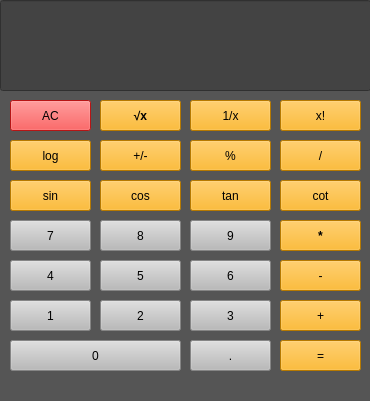
The window that cal.ui (matinSMV/assignment16) describes before a commit, drawn with Qt 5.
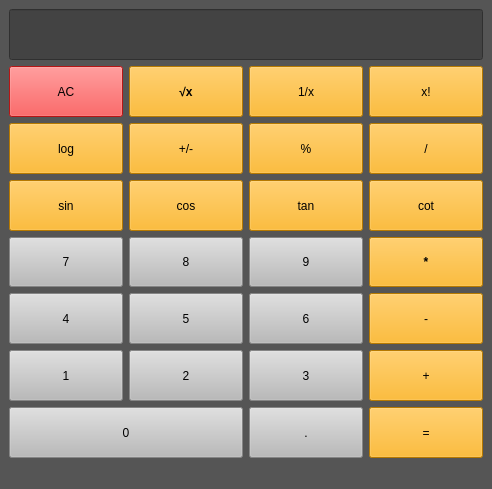
The same window after the commit. Icons and pictures are not drawn.

Patch:
```diff
--- a/cal.ui
+++ b/cal.ui
@@ -6,8 +6,8 @@
    <rect>
     <x>0</x>
     <y>0</y>
-    <width>370</width>
-    <height>401</height>
+    <width>492</width>
+    <height>489</height>
    </rect>
   </property>
   <property name="windowTitle">
@@ -18,14 +18,14 @@
 font: 700 9pt &quot;Segoe UI&quot;;</string>
   </property>
   <widget class="QWidget" name="centralwidget">
+   <layout class="QGridLayout" name="gridLayout">
+    <item row="0" column="0" colspan="4">
    <widget class="QLineEdit" name="textbox">
-    <property name="geometry">
-     <rect>
-      <x>0</x>
-      <y>0</y>
-      <width>371</width>
-      <height>91</height>
-     </rect>
+      <property name="sizePolicy">
+       <sizepolicy hsizetype="Preferred" vsizetype="Preferred">
+        <horstretch>0</horstretch>
+        <verstretch>0</verstretch>
+       </sizepolicy>
     </property>
     <property name="minimumSize">
      <size>
@@ -37,14 +37,14 @@
      <string notr="true">background-color: rgb(67, 67, 67);</string>
     </property>
    </widget>
+    </item>
+    <item row="1" column="0">
    <widget class="QPushButton" name="clr_btn">
-    <property name="geometry">
-     <rect>
-      <x>10</x>
-      <y>100</y>
-      <width>81</width>
-      <height>31</height>
-     </rect>
+      <property name="sizePolicy">
+       <sizepolicy hsizetype="Preferred" vsizetype="Preferred">
+        <horstretch>0</horstretch>
+        <verstretch>0</verstretch>
+       </sizepolicy>
     </property>
     <property name="styleSheet">
      <string notr="true">background-color: rgb(255, 30, 30);</string>
@@ -59,14 +59,14 @@
      </size>
     </property>
    </widget>
+    </item>
+    <item row="1" column="1">
    <widget class="QPushButton" name="sqrt_btn">
-    <property name="geometry">
-     <rect>
-      <x>100</x>
-      <y>100</y>
-      <width>81</width>
-      <height>31</height>
-     </rect>
+      <property name="sizePolicy">
+       <sizepolicy hsizetype="Preferred" vsizetype="Preferred">
+        <horstretch>0</horstretch>
+        <verstretch>0</verstretch>
+       </sizepolicy>
     </property>
     <property name="baseSize">
      <size>
@@ -186,14 +186,14 @@
      </size>
     </property>
    </widget>
+    </item>
+    <item row="1" column="2">
    <widget class="QPushButton" name="onex_btn">
-    <property name="geometry">
-     <rect>
-      <x>190</x>
-      <y>100</y>
-      <width>81</width>
-      <height>31</height>
-     </rect>
+      <property name="sizePolicy">
+       <sizepolicy hsizetype="Preferred" vsizetype="Preferred">
+        <horstretch>0</horstretch>
+        <verstretch>0</verstretch>
+       </sizepolicy>
     </property>
     <property name="styleSheet">
      <string notr="true">background-color: rgb(255, 170, 0);</string>
@@ -208,14 +208,14 @@
      </size>
     </property>
    </widget>
+    </item>
+    <item row="1" column="3">
    <widget class="QPushButton" name="fa_btn">
-    <property name="geometry">
-     <rect>
-      <x>280</x>
-      <y>100</y>
-      <width>81</width>
-      <height>31</height>
-     </rect>
+      <property name="sizePolicy">
+       <sizepolicy hsizetype="Preferred" vsizetype="Preferred">
+        <horstretch>0</horstretch>
+        <verstretch>0</verstretch>
+       </sizepolicy>
     </property>
     <property name="styleSheet">
      <string notr="true">
@@ -231,14 +231,14 @@
      </size>
     </property>
    </widget>
+    </item>
+    <item row="2" column="0">
    <widget class="QPushButton" name="log_btn">
-    <property name="geometry">
-     <rect>
-      <x>10</x>
-      <y>140</y>
-      <width>81</width>
-      <height>31</height>
-     </rect>
+      <property name="sizePolicy">
+       <sizepolicy hsizetype="Preferred" vsizetype="Preferred">
+        <horstretch>0</horstretch>
+        <verstretch>0</verstretch>
+       </sizepolicy>
     </property>
     <property name="styleSheet">
      <string notr="true">background-color: rgb(255, 170, 0);</string>
@@ -253,14 +253,14 @@
      </size>
     </property>
    </widget>
+    </item>
+    <item row="2" column="1">
    <widget class="QPushButton" name="pm_btn">
-    <property name="geometry">
-     <rect>
-      <x>100</x>
-      <y>140</y>
-      <width>81</width>
-      <height>31</height>
-     </rect>
+      <property name="sizePolicy">
+       <sizepolicy hsizetype="Preferred" vsizetype="Preferred">
+        <horstretch>0</horstretch>
+        <verstretch>0</verstretch>
+       </sizepolicy>
     </property>
     <property name="styleSheet">
      <string notr="true">background-color: rgb(255, 170, 0);</string>
@@ -275,14 +275,14 @@
      </size>
     </property>
    </widget>
+    </item>
+    <item row="2" column="2">
    <widget class="QPushButton" name="prcnt_btn">
-    <property name="geometry">
-     <rect>
-      <x>190</x>
-      <y>140</y>
-      <width>81</width>
-      <height>31</height>
-     </rect>
+      <property name="sizePolicy">
+       <sizepolicy hsizetype="Preferred" vsizetype="Preferred">
+        <horstretch>0</horstretch>
+        <verstretch>0</verstretch>
+       </sizepolicy>
     </property>
     <property name="styleSheet">
      <string notr="true">background-color: rgb(255, 170, 0);</string>
@@ -297,14 +297,14 @@
      </size>
     </property>
    </widget>
+    </item>
+    <item row="2" column="3">
    <widget class="QPushButton" name="div_btn">
-    <property name="geometry">
-     <rect>
-      <x>280</x>
-      <y>140</y>
-      <width>81</width>
-      <height>31</height>
-     </rect>
+      <property name="sizePolicy">
+       <sizepolicy hsizetype="Preferred" vsizetype="Preferred">
+        <horstretch>0</horstretch>
+        <verstretch>0</verstretch>
+       </sizepolicy>
     </property>
     <property name="styleSheet">
      <string notr="true">background-color: rgb(255, 170, 0);</string>
@@ -319,14 +319,14 @@
      </size>
     </property>
    </widget>
+    </item>
+    <item row="3" column="0">
    <widget class="QPushButton" name="sin_btn">
-    <property name="geometry">
-     <rect>
-      <x>10</x>
-      <y>180</y>
-      <width>81</width>
-      <height>31</height>
-     </rect>
+      <property name="sizePolicy">
+       <sizepolicy hsizetype="Preferred" vsizetype="Preferred">
+        <horstretch>0</horstretch>
+        <verstretch>0</verstretch>
+       </sizepolicy>
     </property>
     <property name="styleSheet">
      <string notr="true">background-color: rgb(255, 170, 0);</string>
@@ -341,14 +341,14 @@
      </size>
     </property>
    </widget>
+    </item>
+    <item row="3" column="1">
    <widget class="QPushButton" name="cos_btn">
-    <property name="geometry">
-     <rect>
-      <x>100</x>
-      <y>180</y>
-      <width>81</width>
-      <height>31</height>
-     </rect>
+      <property name="sizePolicy">
+       <sizepolicy hsizetype="Preferred" vsizetype="Preferred">
+        <horstretch>0</horstretch>
+        <verstretch>0</verstretch>
+       </sizepolicy>
     </property>
     <property name="styleSheet">
      <string notr="true">background-color: rgb(255, 170, 0);</string>
@@ -363,14 +363,14 @@
      </size>
     </property>
    </widget>
+    </item>
+    <item row="3" column="2">
    <widget class="QPushButton" name="tan_btn">
-    <property name="geometry">
-     <rect>
-      <x>190</x>
-      <y>180</y>
-      <width>81</width>
-      <height>31</height>
-     </rect>
+      <property name="sizePolicy">
+       <sizepolicy hsizetype="Preferred" vsizetype="Preferred">
+        <horstretch>0</horstretch>
+        <verstretch>0</verstretch>
+       </sizepolicy>
     </property>
     <property name="styleSheet">
      <string notr="true">background-color: rgb(255, 170, 0);</string>
@@ -385,14 +385,14 @@
      </size>
     </property>
    </widget>
+    </item>
+    <item row="3" column="3">
    <widget class="QPushButton" name="cot_btn">
-    <property name="geometry">
-     <rect>
-      <x>280</x>
-      <y>180</y>
-      <width>81</width>
-      <height>31</height>
-     </rect>
+      <property name="sizePolicy">
+       <sizepolicy hsizetype="Preferred" vsizetype="Preferred">
+        <horstretch>0</horstretch>
+        <verstretch>0</verstretch>
+       </sizepolicy>
     </property>
     <property name="styleSheet">
      <string notr="true">background-color: rgb(255, 170, 0);</string>
@@ -407,14 +407,62 @@
      </size>
     </property>
    </widget>
+    </item>
+    <item row="4" column="0">
+     <widget class="QPushButton" name="btn_7">
+      <property name="sizePolicy">
+       <sizepolicy hsizetype="Preferred" vsizetype="Preferred">
+        <horstretch>0</horstretch>
+        <verstretch>0</verstretch>
+       </sizepolicy>
+      </property>
+      <property name="styleSheet">
+       <string notr="true">background-color: rgb(186, 186, 186);</string>
+      </property>
+      <property name="text">
+       <string>7</string>
+      </property>
+     </widget>
+    </item>
+    <item row="4" column="1">
+     <widget class="QPushButton" name="btn_8">
+      <property name="sizePolicy">
+       <sizepolicy hsizetype="Preferred" vsizetype="Preferred">
+        <horstretch>0</horstretch>
+        <verstretch>0</verstretch>
+       </sizepolicy>
+      </property>
+      <property name="styleSheet">
+       <string notr="true">background-color: rgb(186, 186, 186);</string>
+      </property>
+      <property name="text">
+       <string>8</string>
+      </property>
+     </widget>
+    </item>
+    <item row="4" column="2">
+     <widget class="QPushButton" name="btn_9">
+      <property name="sizePolicy">
+       <sizepolicy hsizetype="Preferred" vsizetype="Preferred">
+        <horstretch>0</horstretch>
+        <verstretch>0</verstretch>
+       </sizepolicy>
+      </property>
+      <property name="styleSheet">
+       <string notr="true">background-color: rgb(186, 186, 186);</string>
+      </property>
+      <property name="text">
+       <string>9</string>
+      </property>
+     </widget>
+    </item>
+    <item row="4" column="3">
    <widget class="QPushButton" name="mul_btn">
-    <property name="geometry">
-     <rect>
-      <x>280</x>
-      <y>220</y>
-      <width>81</width>
-      <height>31</height>
-     </rect>
+      <property name="sizePolicy">
+       <sizepolicy hsizetype="Preferred" vsizetype="Preferred">
+        <horstretch>0</horstretch>
+        <verstretch>0</verstretch>
+       </sizepolicy>
     </property>
     <property name="font">
      <font>
@@ -440,14 +488,62 @@
      </size>
     </property>
    </widget>
+    </item>
+    <item row="5" column="0">
+     <widget class="QPushButton" name="btn_4">
+      <property name="sizePolicy">
+       <sizepolicy hsizetype="Preferred" vsizetype="Preferred">
+        <horstretch>0</horstretch>
+        <verstretch>0</verstretch>
+       </sizepolicy>
+      </property>
+      <property name="styleSheet">
+       <string notr="true">background-color: rgb(186, 186, 186);</string>
+      </property>
+      <property name="text">
+       <string>4</string>
+      </property>
+     </widget>
+    </item>
+    <item row="5" column="1">
+     <widget class="QPushButton" name="btn_5">
+      <property name="sizePolicy">
+       <sizepolicy hsizetype="Preferred" vsizetype="Preferred">
+        <horstretch>0</horstretch>
+        <verstretch>0</verstretch>
+       </sizepolicy>
+      </property>
+      <property name="styleSheet">
+       <string notr="true">background-color: rgb(186, 186, 186);</string>
+      </property>
+      <property name="text">
+       <string>5</string>
+      </property>
+     </widget>
+    </item>
+    <item row="5" column="2">
+     <widget class="QPushButton" name="btn_6">
+      <property name="sizePolicy">
+       <sizepolicy hsizetype="Preferred" vsizetype="Preferred">
+        <horstretch>0</horstretch>
+        <verstretch>0</verstretch>
+       </sizepolicy>
+      </property>
+      <property name="styleSheet">
+       <string notr="true">background-color: rgb(186, 186, 186);</string>
+      </property>
+      <property name="text">
+       <string>6</string>
+      </property>
+     </widget>
+    </item>
+    <item row="5" column="3">
    <widget class="QPushButton" name="min_btn">
-    <property name="geometry">
-     <rect>
-      <x>280</x>
-      <y>260</y>
-      <width>81</width>
-      <height>31</height>
-     </rect>
+      <property name="sizePolicy">
+       <sizepolicy hsizetype="Preferred" vsizetype="Preferred">
+        <horstretch>0</horstretch>
+        <verstretch>0</verstretch>
+       </sizepolicy>
     </property>
     <property name="styleSheet">
      <string notr="true">background-color: rgb(255, 170, 0);</string>
@@ -462,61 +558,11 @@
      </size>
     </property>
    </widget>
-   <widget class="QPushButton" name="plus_btn">
-    <property name="geometry">
-     <rect>
-      <x>280</x>
-      <y>300</y>
-      <width>81</width>
-      <height>31</height>
-     </rect>
-    </property>
-    <property name="styleSheet">
-     <string notr="true">background-color: rgb(255, 170, 0);</string>
-    </property>
-    <property name="text">
-     <string>+</string>
-    </property>
-    <property name="iconSize">
-     <size>
-      <width>36</width>
-      <height>36</height>
-     </size>
-    </property>
-   </widget>
-   <widget class="QPushButton" name="eq_btn">
-    <property name="geometry">
-     <rect>
-      <x>280</x>
-      <y>340</y>
-      <width>81</width>
-      <height>31</height>
-     </rect>
-    </property>
-    <property name="styleSheet">
-     <string notr="true">background-color: rgb(255, 170, 0);</string>
-    </property>
-    <property name="text">
-     <string>=</string>
-    </property>
-    <property name="iconSize">
-     <size>
-      <width>36</width>
-      <height>36</height>
-     </size>
-    </property>
-   </widget>
+    </item>
+    <item row="6" column="0">
    <widget class="QPushButton" name="btn_1">
-    <property name="geometry">
-     <rect>
-      <x>10</x>
-      <y>300</y>
-      <width>81</width>
-      <height>31</height>
-     </rect>
-    </property>
     <property name="sizePolicy">
-     <sizepolicy hsizetype="Minimum" vsizetype="Fixed">
+       <sizepolicy hsizetype="Preferred" vsizetype="Preferred">
       <horstretch>0</horstretch>
       <verstretch>0</verstretch>
      </sizepolicy>
@@ -528,17 +574,11 @@
      <string>1</string>
     </property>
    </widget>
+    </item>
+    <item row="6" column="1">
    <widget class="QPushButton" name="btn_2">
-    <property name="geometry">
-     <rect>
-      <x>100</x>
-      <y>300</y>
-      <width>81</width>
-      <height>31</height>
-     </rect>
-    </property>
     <property name="sizePolicy">
-     <sizepolicy hsizetype="Minimum" vsizetype="Fixed">
+       <sizepolicy hsizetype="Preferred" vsizetype="Preferred">
       <horstretch>0</horstretch>
       <verstretch>0</verstretch>
      </sizepolicy>
@@ -550,17 +590,11 @@
      <string>2</string>
     </property>
    </widget>
+    </item>
+    <item row="6" column="2">
    <widget class="QPushButton" name="btn_3">
-    <property name="geometry">
-     <rect>
-      <x>190</x>
-      <y>300</y>
-      <width>81</width>
-      <height>31</height>
-     </rect>
-    </property>
     <property name="sizePolicy">
-     <sizepolicy hsizetype="Minimum" vsizetype="Fixed">
+       <sizepolicy hsizetype="Preferred" vsizetype="Preferred">
       <horstretch>0</horstretch>
       <verstretch>0</verstretch>
      </sizepolicy>
@@ -572,171 +606,33 @@
      <string>3</string>
     </property>
    </widget>
-   <widget class="QPushButton" name="btn_4">
-    <property name="geometry">
-     <rect>
-      <x>10</x>
-      <y>260</y>
-      <width>81</width>
-      <height>31</height>
-     </rect>
-    </property>
+    </item>
+    <item row="6" column="3">
+     <widget class="QPushButton" name="plus_btn">
     <property name="sizePolicy">
-     <sizepolicy hsizetype="Minimum" vsizetype="Fixed">
+       <sizepolicy hsizetype="Preferred" vsizetype="Preferred">
       <horstretch>0</horstretch>
       <verstretch>0</verstretch>
      </sizepolicy>
     </property>
     <property name="styleSheet">
-     <string notr="true">background-color: rgb(186, 186, 186);</string>
+       <string notr="true">background-color: rgb(255, 170, 0);</string>
     </property>
     <property name="text">
-     <string>4</string>
-    </property>
-   </widget>
-   <widget class="QPushButton" name="btn_5">
-    <property name="geometry">
-     <rect>
-      <x>100</x>
-      <y>260</y>
-      <width>81</width>
-      <height>31</height>
-     </rect>
-    </property>
-    <property name="sizePolicy">
-     <sizepolicy hsizetype="Minimum" vsizetype="Fixed">
-      <horstretch>0</horstretch>
-      <verstretch>0</verstretch>
-     </sizepolicy>
-    </property>
-    <property name="styleSheet">
-     <string notr="true">background-color: rgb(186, 186, 186);</string>
-    </property>
-    <property name="text">
-     <string>5</string>
-    </property>
-   </widget>
-   <widget class="QPushButton" name="btn_6">
-    <property name="geometry">
-     <rect>
-      <x>190</x>
-      <y>260</y>
-      <width>81</width>
-      <height>31</height>
-     </rect>
-    </property>
-    <property name="sizePolicy">
-     <sizepolicy hsizetype="Minimum" vsizetype="Fixed">
-      <horstretch>0</horstretch>
-      <verstretch>0</verstretch>
-     </sizepolicy>
-    </property>
-    <property name="styleSheet">
-     <string notr="true">background-color: rgb(186, 186, 186);</string>
-    </property>
-    <property name="text">
-     <string>6</string>
-    </property>
-   </widget>
-   <widget class="QPushButton" name="btn_7">
-    <property name="geometry">
-     <rect>
-      <x>10</x>
-      <y>220</y>
-      <width>81</width>
-      <height>31</height>
-     </rect>
-    </property>
-    <property name="sizePolicy">
-     <sizepolicy hsizetype="Minimum" vsizetype="Fixed">
-      <horstretch>0</horstretch>
-      <verstretch>0</verstretch>
-     </sizepolicy>
-    </property>
-    <property name="styleSheet">
-     <string notr="true">background-color: rgb(186, 186, 186);</string>
-    </property>
-    <property name="text">
-     <string>7</string>
-    </property>
-   </widget>
-   <widget class="QPushButton" name="btn_8">
-    <property name="geometry">
-     <rect>
-      <x>100</x>
-      <y>220</y>
-      <width>81</width>
-      <height>31</height>
-     </rect>
-    </property>
-    <property name="sizePolicy">
-     <sizepolicy hsizetype="Minimum" vsizetype="Fixed">
-      <horstretch>0</horstretch>
-      <verstretch>0</verstretch>
-     </sizepolicy>
-    </property>
-    <property name="styleSheet">
-     <string notr="true">background-color: rgb(186, 186, 186);</string>
-    </property>
-    <property name="text">
-     <string>8</string>
-    </property>
-   </widget>
-   <widget class="QPushButton" name="btn_9">
-    <property name="geometry">
-     <rect>
-      <x>190</x>
-      <y>220</y>
-      <width>81</width>
-      <height>31</height>
-     </rect>
-    </property>
-    <property name="sizePolicy">
-     <sizepolicy hsizetype="Minimum" vsizetype="Fixed">
-      <horstretch>0</horstretch>
-      <verstretch>0</verstretch>
-     </sizepolicy>
-    </property>
-    <property name="styleSheet">
-     <string notr="true">background-color: rgb(186, 186, 186);</string>
-    </property>
-    <property name="text">
-     <string>9</string>
-    </property>
-   </widget>
-   <widget class="QPushButton" name="dot_btn">
-    <property name="geometry">
-     <rect>
-      <x>190</x>
-      <y>340</y>
-      <width>81</width>
-      <height>31</height>
-     </rect>
-    </property>
-    <property name="sizePolicy">
-     <sizepolicy hsizetype="Minimum" vsizetype="Fixed">
-      <horstretch>0</horstretch>
-      <verstretch>0</verstretch>
-     </sizepolicy>
-    </property>
-    <property name="styleSheet">
-     <string notr="true">background-color: rgb(186, 186, 186);</string>
-    </property>
-    <property name="text">
-     <string>.</string>
-    </property>
-   </widget>
+       <string>+</string>
+      </property>
+      <property name="iconSize">
+       <size>
+        <width>36</width>
+        <height>36</height>
+       </size>
+      </property>
+     </widget>
+    </item>
+    <item row="7" column="0" colspan="2">
    <widget class="QPushButton" name="btn_0">
-    <property name="geometry">
-     <rect>
-      <x>10</x>
-      <y>340</y>
-      <width>171</width>
-      <height>31</height>
-     </rect>
-    </property>
     <property name="sizePolicy">
-     <sizepolicy hsizetype="Minimum" vsizetype="Fixed">
+       <sizepolicy hsizetype="Preferred" vsizetype="Preferred">
       <horstretch>0</horstretch>
       <verstretch>0</verstretch>
      </sizepolicy>
@@ -748,6 +644,46 @@
      <string>0</string>
     </property>
    </widget>
+    </item>
+    <item row="7" column="2">
+     <widget class="QPushButton" name="dot_btn">
+      <property name="sizePolicy">
+       <sizepolicy hsizetype="Preferred" vsizetype="Preferred">
+        <horstretch>0</horstretch>
+        <verstretch>0</verstretch>
+       </sizepolicy>
+      </property>
+      <property name="styleSheet">
+       <string notr="true">background-color: rgb(186, 186, 186);</string>
+      </property>
+      <property name="text">
+       <string>.</string>
+      </property>
+     </widget>
+    </item>
+    <item row="7" column="3">
+     <widget class="QPushButton" name="eq_btn">
+      <property name="sizePolicy">
+       <sizepolicy hsizetype="Preferred" vsizetype="Preferred">
+        <horstretch>0</horstretch>
+        <verstretch>0</verstretch>
+       </sizepolicy>
+      </property>
+      <property name="styleSheet">
+       <string notr="true">background-color: rgb(255, 170, 0);</string>
+      </property>
+      <property name="text">
+       <string>=</string>
+      </property>
+      <property name="iconSize">
+       <size>
+        <width>36</width>
+        <height>36</height>
+       </size>
+      </property>
+     </widget>
+    </item>
+   </layout>
   </widget>
   <widget class="QStatusBar" name="statusbar"/>
  </widget>
```
Left out of the diff: 3 changed lines with no effect on the pictures. Lines whose indentation alone changed are shown as unchanged.
